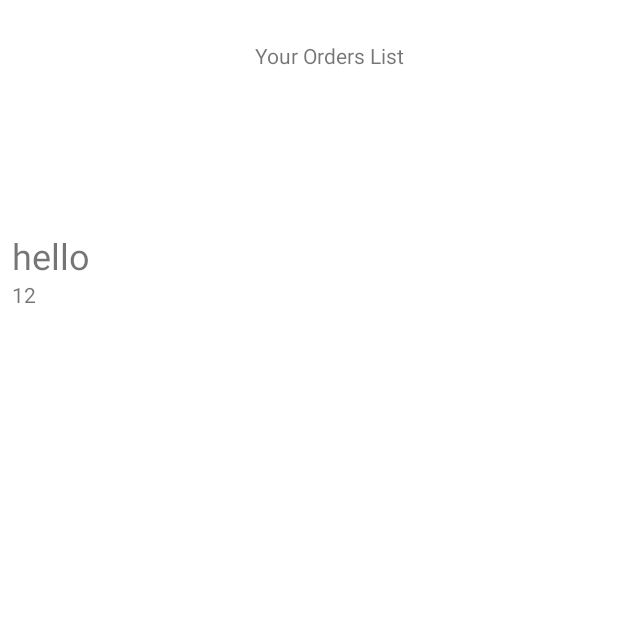
After one commit to gjabessa/res_mgmt, an Android app: the Orders screen opened directly, with no data from a screen before it, on a phone screen of 412 x 824 dp, the top half of it. The commit adds this screen. Run offline under Robolectric (Android 15) with nearby library versions, the phone set to English and light mode, and no system bars; our stand-ins replace Room's generated code.

Commit message:
viewModel

```diff
--- a/app/src/main/AndroidManifest.xml
+++ b/app/src/main/AndroidManifest.xml
@@ -14,6 +14,8 @@
             android:supportsRtl="true"
             android:theme="@style/AppTheme"
             android:usesCleartextTraffic="true">
+        <activity android:name=".Orders">
+        </activity>
         <activity android:name=".drag">
         </activity>
         <activity
--- /dev/null
+++ b/app/src/main/java/com/example/recycle/Orders.kt
@@ -0,0 +1,29 @@
+package com.example.recycle
+
+import androidx.appcompat.app.AppCompatActivity
+import android.os.Bundle
+import android.widget.LinearLayout
+import androidx.lifecycle.Observer
+import androidx.lifecycle.ViewModelProviders
+import androidx.recyclerview.widget.LinearLayoutManager
+import com.example.recycle.viewmodel.QueueView
+import kotlinx.android.synthetic.main.activity_orders.*
+
+class Orders : AppCompatActivity() {
+    lateinit var queueView: QueueView
+    override fun onCreate(savedInstanceState: Bundle?) {
+        super.onCreate(savedInstanceState)
+        setContentView(R.layout.activity_orders)
+        queueView = ViewModelProviders.of(this).get(QueueView::class.java)
+
+        recycler_view.adapter = QueueAdapter(this)
+        recycler_view.layoutManager = LinearLayoutManager(this)
+
+        val queueAdapter = QueueAdapter(this)
+        queueView.allQueues.observe(this, Observer{
+                queue -> queue?.let{queueAdapter.setQueue(queue)}
+        })
+        //queueAdapter.notifyDataSetChanged()
+    }
+
+}
--- /dev/null
+++ b/app/src/main/java/com/example/recycle/queueAdapter.kt
@@ -0,0 +1,47 @@
+package com.example.recycle
+
+import android.content.Context
+import android.util.Log
+import android.view.LayoutInflater
+import android.view.View
+import android.view.ViewGroup
+import androidx.recyclerview.widget.RecyclerView
+import com.bumptech.glide.Glide
+import com.example.recycle.model.Queue
+import kotlinx.android.synthetic.main.food.view.*
+import kotlinx.android.synthetic.main.order.view.*
+
+class QueueAdapter(val context: Context): RecyclerView.Adapter<QueueAdapter.QueueViewHolder>(){
+    private var QueueList: List<Queue> = listOf(
+        Queue("111","hello","image",12)
+    )
+    private val inflater = LayoutInflater.from(context)
+    override fun getItemCount() = QueueList.size
+
+    override fun onCreateViewHolder(parent: ViewGroup, viewType: Int): QueueViewHolder {
+        val recyclerViewItem = inflater.inflate(R.layout.order,parent,false)
+
+        return QueueViewHolder(recyclerViewItem)
+    }
+
+    override fun onBindViewHolder(holder: QueueViewHolder, position: Int) {
+        val queue = QueueList[position]
+        Log.d("zzzzzzzzzzzzz",QueueList.toString())
+        Log.d("tttt",QueueList.toString())
+        holder.itemView.order_name.text = queue.name
+        holder.itemView.price.text = queue.price.toString()
+
+    }
+
+    internal fun setQueue(queues: List<Queue>){
+        Log.d("taaag",queues.toString())
+        this.QueueList = queues
+        Log.d("aaaaaad",QueueList.toString())
+        notifyDataSetChanged()
+    }
+
+
+    class QueueViewHolder(itemView:View): RecyclerView.ViewHolder(itemView){
+
+    }
+}
--- /dev/null
+++ b/app/src/main/res/layout/activity_orders.xml
@@ -0,0 +1,30 @@
+<?xml version="1.0" encoding="utf-8"?>
+<androidx.constraintlayout.widget.ConstraintLayout
+        xmlns:android="http://schemas.android.com/apk/res/android"
+        xmlns:tools="http://schemas.android.com/tools"
+        xmlns:app="http://schemas.android.com/apk/res-auto"
+        android:layout_width="match_parent"
+        android:layout_height="match_parent"
+        tools:context=".Orders">
+
+
+    <androidx.recyclerview.widget.RecyclerView
+            android:layout_width="399dp"
+            android:layout_height="670dp" app:layout_constraintStart_toStartOf="parent"
+            android:layout_marginLeft="8dp" android:layout_marginStart="8dp"
+            app:layout_constraintBottom_toBottomOf="parent" app:layout_constraintEnd_toEndOf="parent"
+            android:layout_marginEnd="8dp" android:layout_marginRight="8dp" app:layout_constraintHorizontal_bias="0.0"
+            android:layout_marginTop="8dp" app:layout_constraintTop_toTopOf="parent"
+            app:layout_constraintVertical_bias="1.0" android:id="@+id/recycler_view"/>
+    <TextView
+            android:text="Your Orders List"
+            android:layout_width="wrap_content"
+            android:layout_height="wrap_content"
+            android:id="@+id/textView2"
+            app:layout_constraintBottom_toBottomOf="parent" android:layout_marginTop="8dp"
+            app:layout_constraintTop_toTopOf="parent" app:layout_constraintEnd_toEndOf="parent"
+            android:layout_marginEnd="8dp" android:layout_marginRight="8dp"
+            app:layout_constraintStart_toStartOf="parent" android:layout_marginLeft="8dp"
+            android:layout_marginStart="8dp" app:layout_constraintHorizontal_bias="0.547"
+            app:layout_constraintVertical_bias="0.024"/>
+</androidx.constraintlayout.widget.ConstraintLayout>
--- /dev/null
+++ b/app/src/main/res/layout/order.xml
@@ -0,0 +1,26 @@
+<?xml version="1.0" encoding="utf-8"?>
+<LinearLayout xmlns:android="http://schemas.android.com/apk/res/android"
+              xmlns:app="http://schemas.android.com/apk/res-auto" xmlns:tools="http://schemas.android.com/tools"
+              android:orientation="horizontal"
+              android:layout_width="wrap_content"
+              android:layout_height="wrap_content">
+
+    <ImageView
+            android:layout_width="wrap_content"
+            android:layout_height="wrap_content" tools:srcCompat="@tools:sample/avatars" android:id="@+id/image"/>
+    <LinearLayout
+            android:orientation="vertical"
+            android:layout_width="wrap_content"
+            android:layout_gravity="center"
+            android:layout_height="wrap_content">
+        <TextView
+                android:text="TextView"
+                android:textSize="24sp"
+                android:layout_width="wrap_content"
+                android:layout_height="wrap_content" android:id="@+id/order_name" android:layout_weight="1"/>
+        <TextView
+                android:text="0"
+                android:layout_width="wrap_content"
+                android:layout_height="wrap_content" android:id="@+id/price" android:layout_weight="1"/>
+    </LinearLayout>
+</LinearLayout>
```
Also changed, not shown: app/src/main/java/com/example/recycle/MainActivity.kt (+21 -4 lines), app/src/main/java/com/example/recycle/adapter.kt (+40 -28 lines), app/src/main/res/layout/activity_main.xml (+6 -6 lines).
